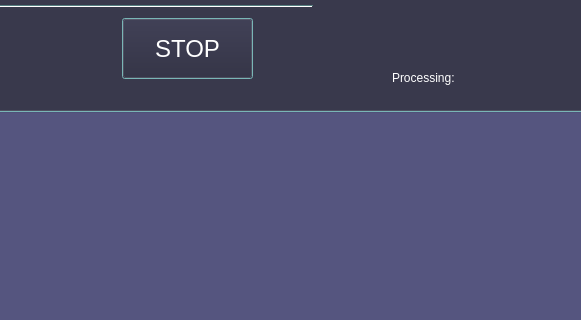
The window that app.ui (stoic1979/robovision) describes before a commit, drawn with Qt 5; both pictures show x 280 to 861 and y 337 to 657 of the 1236 by 657 pixel window.
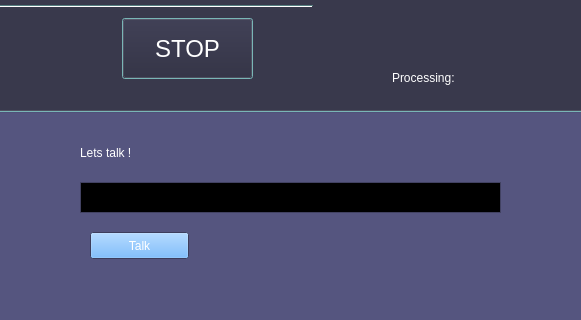
The same window after the commit.

Commit message: lets make robot speak text

```diff
--- a/app.ui
+++ b/app.ui
@@ -3306,6 +3306,42 @@
      <string>lblRobot</string>
     </property>
    </widget>
+   <widget class="QLabel" name="label_15">
+    <property name="geometry">
+     <rect>
+      <x>360</x>
+      <y>460</y>
+      <width>81</width>
+      <height>21</height>
+     </rect>
+    </property>
+    <property name="text">
+     <string>Lets talk !</string>
+    </property>
+   </widget>
+   <widget class="QTextEdit" name="teTalk">
+    <property name="geometry">
+     <rect>
+      <x>360</x>
+      <y>500</y>
+      <width>421</width>
+      <height>31</height>
+     </rect>
+    </property>
+   </widget>
+   <widget class="QPushButton" name="btnTalk">
+    <property name="geometry">
+     <rect>
+      <x>370</x>
+      <y>550</y>
+      <width>99</width>
+      <height>27</height>
+     </rect>
+    </property>
+    <property name="text">
+     <string>Talk</string>
+    </property>
+   </widget>
   </widget>
   <widget class="QMenuBar" name="menubar">
    <property name="geometry">
```
The commit also changes 2 other files.
